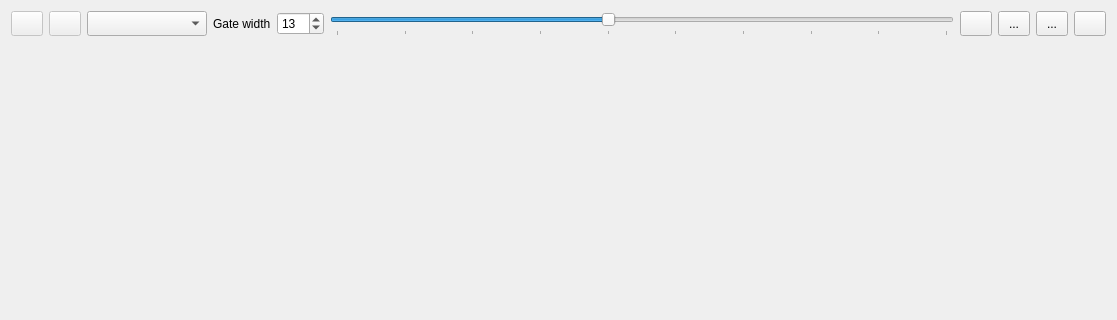
Old version of the form gui/plots/form_plot2d.ui in the repository usnistgov/qpx-gamma; both pictures show x 0 to 1117 and y 0 to 320 of the 1117 by 691 pixel window.
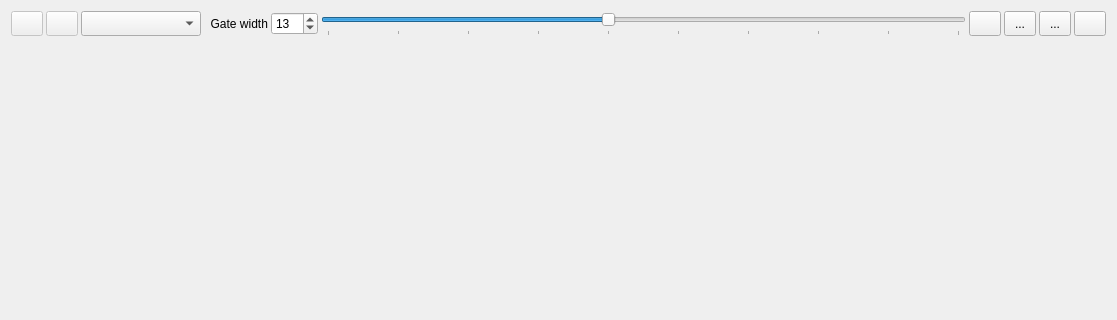
New version of the form. Icons and pictures are not drawn. Custom widgets are drawn as their Qt base class.

What changed in the file:
```diff
--- a/gui/plots/form_plot2d.ui
+++ b/gui/plots/form_plot2d.ui
@@ -31,6 +31,9 @@
      </property>
      <item>
       <layout class="QHBoxLayout" name="horizontalLayout_10">
+       <property name="spacing">
+        <number>3</number>
+       </property>
        <property name="sizeConstraint">
         <enum>QLayout::SetFixedSize</enum>
        </property>
@@ -150,7 +153,7 @@
           </sizepolicy>
          </property>
          <property name="text">
-          <string>Gate width</string>
+          <string>  Gate width</string>
          </property>
         </widget>
        </item>
```
Left out of the diff: 16 changed lines with no effect on the pictures.
